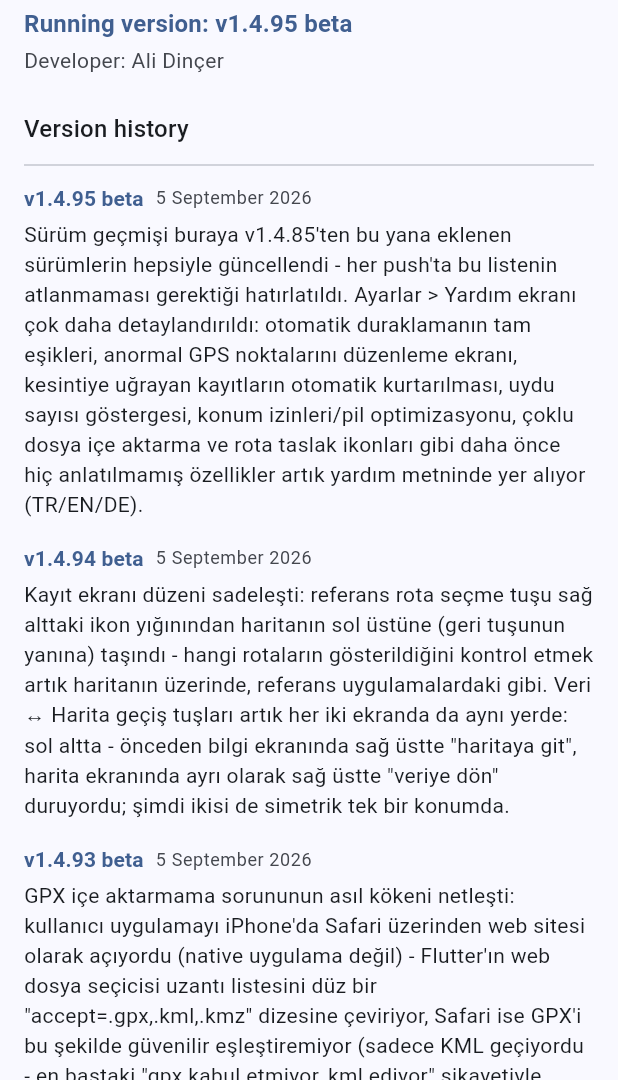
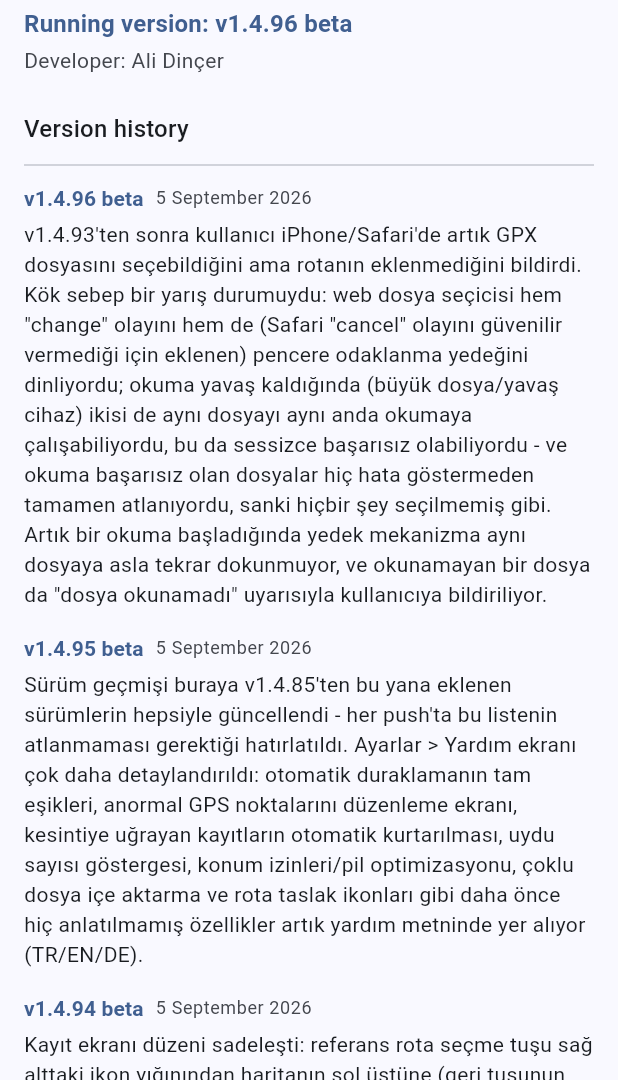
Before and after one commit to alid67-git/RideAtlas, a Flutter app: the AboutScreen screen opened directly, on a phone screen of 412 x 824 dp, the part 156-1236 px from its top. Run offline on Flutter 3.47's test engine with Material 3 defaults, Android fonts, the phone set to English and light mode, and no system bars; our stand-ins replace battery_plus, file_picker, fl_chart, flutter_map, geolocator, hive and 7 more; missing offline and left inert: dart:js_interop, exif, gpx, photo_manager; accounts and stored records are empty; generated files the repository leaves out were written again.

Commit message:
v1.4.96: fix a race in the web GPX picker that silently dropped picked files
User reported that on iPhone/Safari, GPX now selects but doesn't get
added. track_file_pick_web.dart listens for both the 'change' event and,
because Safari doesn't reliably fire 'cancel', a window-focus fallback
that re-checks input.files. On a slow read (larger file, slower device)
both could end up reading the same File concurrently before either
completed, which could fail silently - and a failed read was dropped
from the result entirely with no error, indistinguishable from picking
nothing at all.

Fixed: a readingStarted flag set the instant 'change' fires (not when
the read finishes) permanently disarms the focus fallback, so the same
FileList is never read from two places. A file that still fails to read
is now kept in the result with bytes: null instead of being dropped,
which routes it through the existing "dosya okunamadı" error message
instead of vanishing silently.

Co-Authored-By: Claude Sonnet 5 <noreply@anthropic.com>
Claude-Session: https://claude.ai/code/session_01YTSbZpdBLMKutPZoQy99E9

```diff
--- a/lib/build_info.dart
+++ b/lib/build_info.dart
@@ -1,11 +1,13 @@
 /// Bumped by hand on every push so the running build can be eyeballed on
 /// screen (Chrome tabs / dev servers can otherwise silently serve stale JS).
-const String kAppBuildLabel = 'v1.4.95 beta';
+const String kAppBuildLabel = 'v1.4.96 beta';
 
 /// Shown once, in a dialog, the first time this build label is seen.
 const String kAppBuildNote =
-    'Sürüm geçmişi (Ayarlar > Hakkında) v1.4.85\'ten bu yana atlanan tüm '
-    'sürümlerle güncellendi. Yardım menüsü (Ayarlar > Yardım) çok daha '
-    'detaylandırıldı: otomatik duraklama, anormal GPS noktası düzenleme, '
-    'kesintiye uğrayan kayıt kurtarma, uydu sayısı ve konum izinleri gibi '
-    'daha önce hiç anlatılmamış konular eklendi.';
+    'iPhone/Safari\'de GPX seçilip de içeri eklenmediği bildirimi üzerine '
+    'web dosya seçicisindeki bir yarış durumu düzeltildi: yavaş bir '
+    'okumada iki farklı mekanizma aynı dosyayı aynı anda okumaya '
+    'çalışabiliyor, bu sessizce başarısız olup hiçbir hata göstermeden '
+    '"hiçbir şey seçilmemiş" gibi davranabiliyordu. Artık okunamayan bir '
+    'dosya da fark edilip kullanıcıya bildiriliyor, sessizce '
+    'yok sayılmıyor.';
--- a/lib/changelog.dart
+++ b/lib/changelog.dart
@@ -20,6 +20,22 @@ class ChangelogEntry {
 
 const kChangelog = <ChangelogEntry>[
   ChangelogEntry(
+    version: 'v1.4.96 beta',
+    date: '2026-09-05',
+    note:
+        'v1.4.93\'ten sonra kullanıcı iPhone/Safari\'de artık GPX dosyasını '
+        'seçebildiğini ama rotanın eklenmediğini bildirdi. Kök sebep bir '
+        'yarış durumuydu: web dosya seçicisi hem "change" olayını hem de '
+        '(Safari "cancel" olayını güvenilir vermediği için eklenen) '
+        'pencere odaklanma yedeğini dinliyordu; okuma yavaş kaldığında '
+        '(büyük dosya/yavaş cihaz) ikisi de aynı dosyayı aynı anda okumaya '
+        'çalışabiliyordu, bu da sessizce başarısız olabiliyordu - ve okuma '
+        'başarısız olan dosyalar hiç hata göstermeden tamamen atlanıyordu, '
+        'sanki hiçbir şey seçilmemiş gibi. Artık bir okuma başladığında '
+        'yedek mekanizma aynı dosyaya asla tekrar dokunmuyor, ve okunamayan '
+        'bir dosya da "dosya okunamadı" uyarısıyla kullanıcıya bildiriliyor.',
+  ),
+  ChangelogEntry(
     version: 'v1.4.95 beta',
     date: '2026-09-05',
     note:
```
Also changed, not shown: lib/services/track_file_pick_web.dart (+22 -5 lines).
